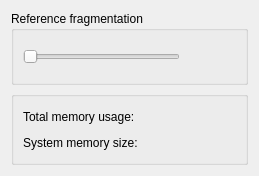
This is src/plugins/genome_aligner/src/BuildSuffixArraySettings.ui in violethaze74/ugene as Qt 5 draws it before an edit. The edited form follows.
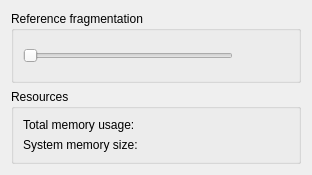
This is the edited form.

Commit message: UGENE-5473. Build index dialog layout

The edit to the form file:
```diff
--- a/src/plugins/genome_aligner/src/BuildSuffixArraySettings.ui
+++ b/src/plugins/genome_aligner/src/BuildSuffixArraySettings.ui
@@ -6,8 +6,8 @@
    <rect>
     <x>0</x>
     <y>0</y>
-    <width>259</width>
-    <height>176</height>
+    <width>312</width>
+    <height>175</height>
    </rect>
   </property>
   <property name="sizePolicy">
@@ -80,18 +80,24 @@
    <item>
     <widget class="QGroupBox" name="groupBox">
      <property name="sizePolicy">
-      <sizepolicy hsizetype="Minimum" vsizetype="Preferred">
+      <sizepolicy hsizetype="Minimum" vsizetype="Minimum">
        <horstretch>0</horstretch>
        <verstretch>0</verstretch>
       </sizepolicy>
      </property>
+     <property name="styleSheet">
+      <string notr="true"/>
+     </property>
      <property name="title">
-      <string/>
+      <string>Resources</string>
      </property>
      <layout class="QGridLayout" name="gridLayout">
       <property name="sizeConstraint">
        <enum>QLayout::SetMinAndMaxSize</enum>
       </property>
+      <property name="topMargin">
+       <number>9</number>
+      </property>
       <item row="0" column="0">
        <layout class="QHBoxLayout" name="horizontalLayout_4">
         <property name="sizeConstraint">
@@ -106,15 +112,24 @@
         </item>
         <item>
          <widget class="QLabel" name="totalSizeLabel">
+          <property name="sizePolicy">
+           <sizepolicy hsizetype="Minimum" vsizetype="Preferred">
+            <horstretch>0</horstretch>
+            <verstretch>0</verstretch>
+           </sizepolicy>
+          </property>
           <property name="maximumSize">
            <size>
-            <width>61</width>
+            <width>100</width>
             <height>16777215</height>
            </size>
           </property>
           <property name="text">
            <string/>
           </property>
+          <property name="alignment">
+           <set>Qt::AlignRight|Qt::AlignTrailing|Qt::AlignVCenter</set>
+          </property>
          </widget>
         </item>
        </layout>
@@ -133,15 +148,24 @@
         </item>
         <item>
          <widget class="QLabel" name="systemSizeLabel">
+          <property name="sizePolicy">
+           <sizepolicy hsizetype="Minimum" vsizetype="Preferred">
+            <horstretch>0</horstretch>
+            <verstretch>0</verstretch>
+           </sizepolicy>
+          </property>
           <property name="maximumSize">
            <size>
-            <width>61</width>
+            <width>99</width>
             <height>16777215</height>
            </size>
           </property>
           <property name="text">
            <string/>
           </property>
+          <property name="alignment">
+           <set>Qt::AlignRight|Qt::AlignTrailing|Qt::AlignVCenter</set>
+          </property>
          </widget>
         </item>
        </layout>
```
The commit also changes 2 other files.
